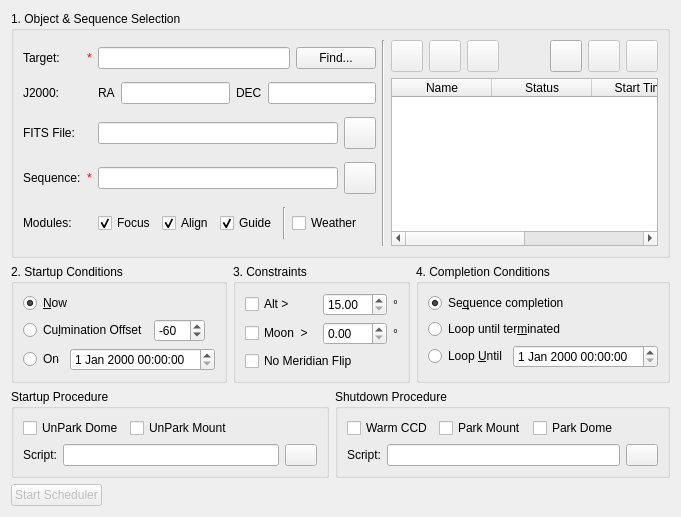
Qt form kstars/ekos/scheduler.ui (KDE/kstars) before a commit.
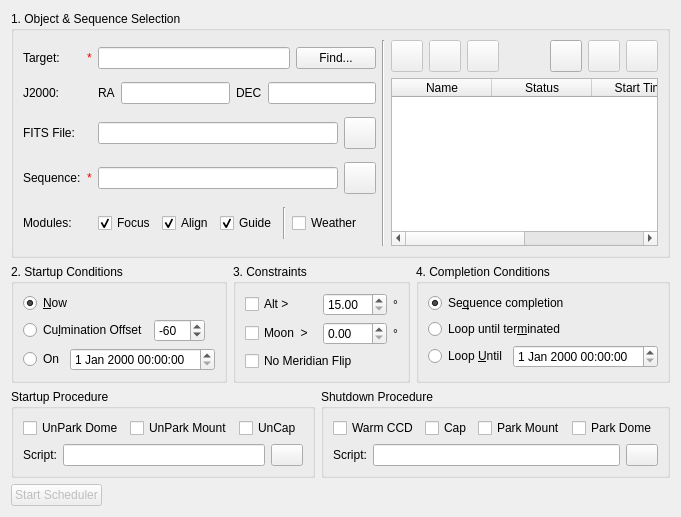
The same form after that commit. Custom widgets are drawn as their Qt base class.

What changed in the file:
```diff
--- a/kstars/ekos/scheduler.ui
+++ b/kstars/ekos/scheduler.ui
@@ -755,6 +755,16 @@
             </property>
            </widget>
           </item>
+          <item>
+           <widget class="QCheckBox" name="uncapCheck">
+            <property name="toolTip">
+             <string>Open dust cover</string>
+            </property>
+            <property name="text">
+             <string>UnCap</string>
+            </property>
+           </widget>
+          </item>
           <item>
            <spacer name="horizontalSpacer_10">
             <property name="orientation">
@@ -831,6 +841,16 @@
             </property>
            </widget>
           </item>
+          <item>
+           <widget class="QCheckBox" name="capCheck">
+            <property name="toolTip">
+             <string>Close dust cover</string>
+            </property>
+            <property name="text">
+             <string>Cap</string>
+            </property>
+           </widget>
+          </item>
           <item>
            <widget class="QCheckBox" name="parkMountCheck">
             <property name="enabled">
```
